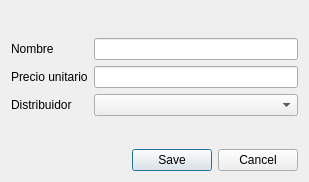
The window that windows/newproducto.ui (HitomiD/Proyecto-Desarrollo) describes before a commit, drawn with Qt 5.
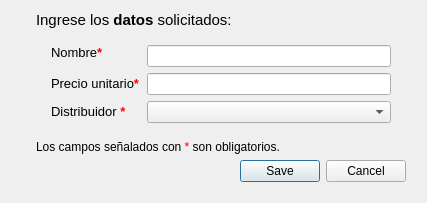
The same window after the commit.

What changed in the file:
```diff
--- a/windows/newproducto.ui
+++ b/windows/newproducto.ui
@@ -6,8 +6,8 @@
    <rect>
     <x>0</x>
     <y>0</y>
-    <width>309</width>
-    <height>182</height>
+    <width>427</width>
+    <height>203</height>
    </rect>
   </property>
   <property name="focusPolicy">
@@ -18,24 +18,124 @@
   </property>
   <layout class="QVBoxLayout" name="verticalLayout">
    <item>
-    <spacer name="verticalSpacer">
+    <layout class="QGridLayout" name="gridLayout">
+     <property name="bottomMargin">
+      <number>0</number>
+     </property>
+     <item row="0" column="0">
+      <layout class="QGridLayout" name="gridLayout_2" rowstretch="0,0,0">
+       <property name="leftMargin">
+        <number>25</number>
+       </property>
+       <property name="topMargin">
+        <number>0</number>
+       </property>
+       <property name="bottomMargin">
+        <number>0</number>
+       </property>
+       <item row="1" column="0">
+        <widget class="QLabel" name="Cartelito_NewProducto">
+         <property name="sizePolicy">
+          <sizepolicy hsizetype="Fixed" vsizetype="Preferred">
+           <horstretch>0</horstretch>
+           <verstretch>0</verstretch>
+          </sizepolicy>
+         </property>
+         <property name="font">
+          <font>
+           <pointsize>12</pointsize>
+           <bold>true</bold>
+          </font>
+         </property>
+         <property name="text">
+          <string>&lt;html&gt;&lt;head/&gt;&lt;body&gt;&lt;p&gt;&lt;span style=&quot; font-size:11pt; font-weight:400;&quot;&gt;Ingrese los &lt;/span&gt;&lt;span style=&quot; font-size:11pt;&quot;&gt;datos&lt;/span&gt;&lt;span style=&quot; font-size:11pt; font-weight:400;&quot;&gt; solicitados:&lt;/span&gt;&lt;/p&gt;&lt;/body&gt;&lt;/html&gt;</string>
+         </property>
+        </widget>
+       </item>
+       <item row="2" column="0">
+        <spacer name="verticalSpacer_2">
      <property name="orientation">
       <enum>Qt::Vertical</enum>
      </property>
      <property name="sizeHint" stdset="0">
       <size>
        <width>20</width>
-       <height>40</height>
+           <height>20</height>
       </size>
      </property>
     </spacer>
    </item>
+       <item row="1" column="1">
+        <spacer name="horizontalSpacer_2">
+         <property name="orientation">
+          <enum>Qt::Horizontal</enum>
+         </property>
+         <property name="sizeHint" stdset="0">
+          <size>
+           <width>40</width>
+           <height>10</height>
+          </size>
+         </property>
+        </spacer>
+       </item>
+      </layout>
+     </item>
+     <item row="3" column="0">
+      <layout class="QVBoxLayout" name="verticalLayout_3" stretch="0,0">
+       <property name="leftMargin">
+        <number>25</number>
+       </property>
+       <property name="topMargin">
+        <number>0</number>
+       </property>
+       <property name="rightMargin">
+        <number>10</number>
+       </property>
+       <property name="bottomMargin">
+        <number>10</number>
+       </property>
    <item>
+        <widget class="QLabel" name="label_2">
+         <property name="text">
+          <string>&lt;html&gt;&lt;head/&gt;&lt;body&gt;&lt;p&gt;Los campos señalados con &lt;span style=&quot; color:#ff0000;&quot;&gt;*&lt;/span&gt; son obligatorios. &lt;/p&gt;&lt;/body&gt;&lt;/html&gt;</string>
+         </property>
+        </widget>
+       </item>
+       <item>
+        <widget class="QDialogButtonBox" name="buttonBox">
+         <property name="orientation">
+          <enum>Qt::Horizontal</enum>
+         </property>
+         <property name="standardButtons">
+          <set>QDialogButtonBox::Cancel|QDialogButtonBox::Save</set>
+         </property>
+        </widget>
+       </item>
+      </layout>
+     </item>
+     <item row="1" column="0">
     <layout class="QFormLayout" name="formLayout_2">
+       <property name="leftMargin">
+        <number>40</number>
+       </property>
+       <property name="rightMargin">
+        <number>25</number>
+       </property>
      <item row="0" column="0">
       <widget class="QLabel" name="lblNombre_2">
+         <property name="sizePolicy">
+          <sizepolicy hsizetype="Fixed" vsizetype="Fixed">
+           <horstretch>0</horstretch>
+           <verstretch>0</verstretch>
+          </sizepolicy>
+         </property>
+         <property name="font">
+          <font>
+           <pointsize>10</pointsize>
+          </font>
+         </property>
        <property name="text">
-        <string>Nombre</string>
+          <string>&lt;html&gt;&lt;head/&gt;&lt;body&gt;&lt;p&gt;Nombre&lt;span style=&quot; font-weight:700; color:#ff0000;&quot;&gt;*&lt;/span&gt;&lt;/p&gt;&lt;/body&gt;&lt;/html&gt;</string>
        </property>
       </widget>
      </item>
@@ -44,8 +144,13 @@
      </item>
      <item row="1" column="0">
       <widget class="QLabel" name="lblPrecio_2">
+         <property name="font">
+          <font>
+           <pointsize>10</pointsize>
+          </font>
+         </property>
        <property name="text">
-        <string>Precio unitario</string>
+          <string>&lt;html&gt;&lt;head/&gt;&lt;body&gt;&lt;p&gt;Precio unitario&lt;span style=&quot; font-weight:700; color:#ff0000;&quot;&gt;*&lt;/span&gt;&lt;/p&gt;&lt;/body&gt;&lt;/html&gt;</string>
        </property>
       </widget>
      </item>
@@ -54,8 +159,13 @@
      </item>
      <item row="2" column="0">
       <widget class="QLabel" name="lblDistr_2">
+         <property name="font">
+          <font>
+           <pointsize>10</pointsize>
+          </font>
+         </property>
        <property name="text">
-        <string>Distribuidor</string>
+          <string>&lt;html&gt;&lt;head/&gt;&lt;body&gt;&lt;p&gt;Distribuidor &lt;span style=&quot; font-weight:700; color:#ff0000;&quot;&gt;*&lt;/span&gt;&lt;/p&gt;&lt;/body&gt;&lt;/html&gt;</string>
        </property>
       </widget>
      </item>
@@ -64,28 +174,20 @@
      </item>
     </layout>
    </item>
-   <item>
-    <spacer name="verticalSpacer_2">
+     <item row="2" column="0">
+      <spacer name="verticalSpacer">
      <property name="orientation">
       <enum>Qt::Vertical</enum>
      </property>
      <property name="sizeHint" stdset="0">
       <size>
        <width>20</width>
-       <height>40</height>
+         <height>20</height>
       </size>
      </property>
     </spacer>
    </item>
-   <item>
-    <widget class="QDialogButtonBox" name="buttonBox">
-     <property name="orientation">
-      <enum>Qt::Horizontal</enum>
-     </property>
-     <property name="standardButtons">
-      <set>QDialogButtonBox::Cancel|QDialogButtonBox::Save</set>
-     </property>
-    </widget>
+    </layout>
    </item>
   </layout>
  </widget>
```
Lines whose indentation alone changed are shown as unchanged.
